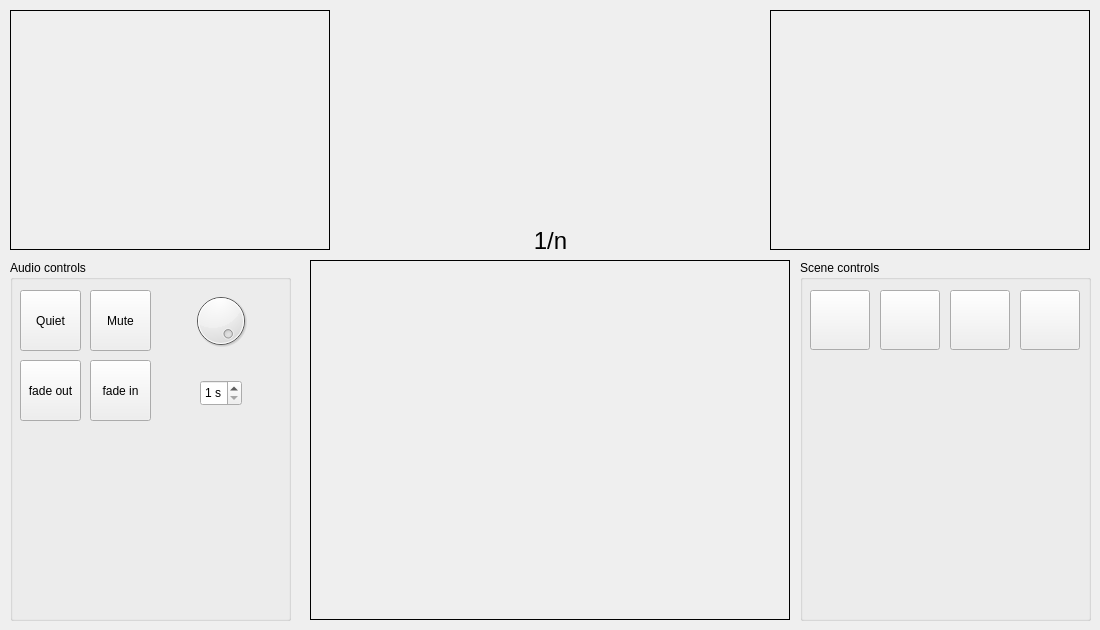
The window that ui_presenterView.ui (dennisgoertz/qhawana) describes before a commit, drawn with Qt 5.
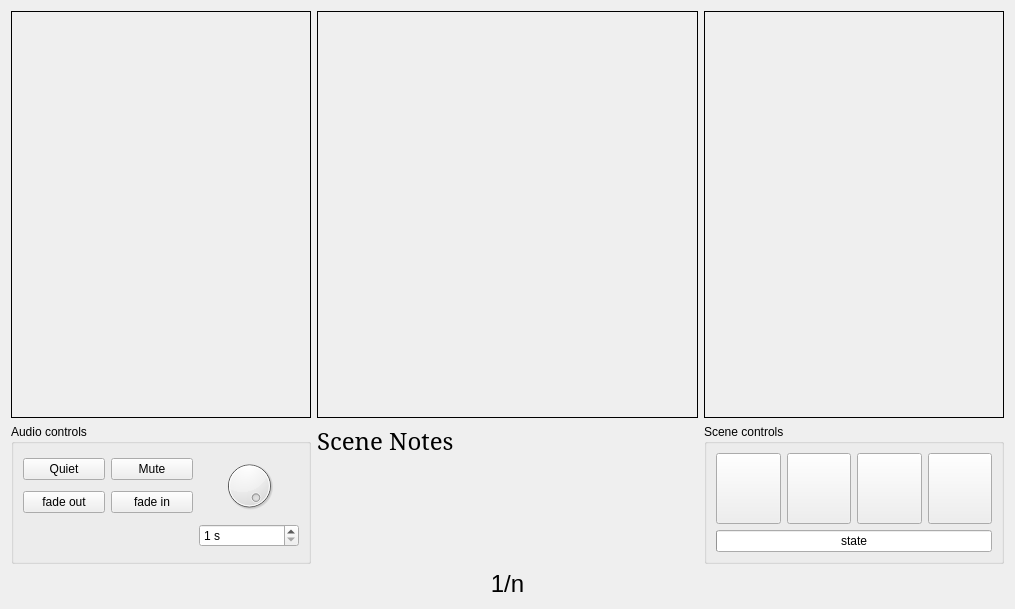
The same window after the commit. Icons and pictures are not drawn.

Commit message: Added display of scene notes in presenter view.

What changed in the file:
```diff
--- a/ui_presenterView.ui
+++ b/ui_presenterView.ui
@@ -6,322 +6,457 @@
    <rect>
     <x>0</x>
     <y>0</y>
-    <width>1100</width>
-    <height>630</height>
+    <width>1015</width>
+    <height>609</height>
    </rect>
   </property>
   <property name="windowTitle">
    <string/>
   </property>
-  <widget class="QLabel" name="label_previousView">
-   <property name="geometry">
-    <rect>
-     <x>10</x>
-     <y>10</y>
-     <width>320</width>
-     <height>240</height>
-    </rect>
-   </property>
-   <property name="frameShape">
-    <enum>QFrame::Shape::Box</enum>
-   </property>
-   <property name="text">
-    <string/>
-   </property>
-   <property name="scaledContents">
-    <bool>false</bool>
-   </property>
-  </widget>
-  <widget class="QLabel" name="label_nextView">
-   <property name="geometry">
-    <rect>
-     <x>770</x>
-     <y>10</y>
-     <width>320</width>
-     <height>240</height>
-    </rect>
-   </property>
-   <property name="frameShape">
-    <enum>QFrame::Shape::Box</enum>
-   </property>
-   <property name="text">
-    <string/>
-   </property>
-   <property name="scaledContents">
-    <bool>false</bool>
-   </property>
-  </widget>
-  <widget class="QLabel" name="label_currentView">
-   <property name="geometry">
-    <rect>
-     <x>310</x>
-     <y>260</y>
-     <width>480</width>
-     <height>360</height>
-    </rect>
-   </property>
-   <property name="frameShape">
-    <enum>QFrame::Shape::Box</enum>
-   </property>
-   <property name="text">
-    <string/>
-   </property>
-   <property name="scaledContents">
-    <bool>false</bool>
-   </property>
-  </widget>
-  <widget class="QLabel" name="label_sceneCounter">
-   <property name="geometry">
-    <rect>
-     <x>340</x>
-     <y>230</y>
-     <width>421</width>
-     <height>21</height>
-    </rect>
-   </property>
-   <property name="font">
-    <font>
-     <pointsize>18</pointsize>
-    </font>
-   </property>
-   <property name="text">
-    <string>1/n</string>
-   </property>
-   <property name="alignment">
-    <set>Qt::AlignmentFlag::AlignCenter</set>
-   </property>
-  </widget>
-  <widget class="QGroupBox" name="groupBox">
-   <property name="geometry">
-    <rect>
-     <x>10</x>
-     <y>260</y>
-     <width>281</width>
-     <height>361</height>
-    </rect>
-   </property>
-   <property name="title">
-    <string>Audio controls</string>
-   </property>
-   <widget class="QPushButton" name="pushButton_audio_quiet">
-    <property name="geometry">
-     <rect>
-      <x>10</x>
-      <y>30</y>
-      <width>61</width>
-      <height>61</height>
-     </rect>
-    </property>
-    <property name="text">
-     <string>Quiet</string>
-    </property>
-    <property name="icon">
-     <iconset theme="QIcon::ThemeIcon::AudioVolumeLow"/>
-    </property>
-    <property name="checkable">
-     <bool>true</bool>
-    </property>
-    <property name="checked">
-     <bool>false</bool>
-    </property>
-   </widget>
-   <widget class="QPushButton" name="pushButton_audio_mute">
-    <property name="geometry">
-     <rect>
-      <x>80</x>
-      <y>30</y>
-      <width>61</width>
-      <height>61</height>
-     </rect>
-    </property>
-    <property name="text">
-     <string>Mute</string>
-    </property>
-    <property name="icon">
-     <iconset theme="QIcon::ThemeIcon::AudioVolumeMuted"/>
-    </property>
-    <property name="checkable">
-     <bool>true</bool>
-    </property>
-    <property name="checked">
-     <bool>false</bool>
-    </property>
-   </widget>
-   <widget class="QDial" name="dial_volume">
-    <property name="geometry">
-     <rect>
-      <x>150</x>
-      <y>30</y>
-      <width>121</width>
-      <height>61</height>
-     </rect>
-    </property>
-    <property name="minimum">
-     <number>1</number>
-    </property>
-    <property name="maximum">
-     <number>100</number>
-    </property>
-    <property name="value">
-     <number>100</number>
-    </property>
-    <property name="tracking">
-     <bool>true</bool>
-    </property>
-    <property name="orientation">
-     <enum>Qt::Orientation::Horizontal</enum>
-    </property>
-    <property name="invertedAppearance">
-     <bool>false</bool>
-    </property>
-    <property name="invertedControls">
-     <bool>false</bool>
-    </property>
-   </widget>
-   <widget class="QPushButton" name="pushButton_audio_fadeOut">
-    <property name="geometry">
-     <rect>
-      <x>10</x>
-      <y>100</y>
-      <width>61</width>
-      <height>61</height>
-     </rect>
-    </property>
-    <property name="text">
-     <string>fade out</string>
-    </property>
-    <property name="checkable">
-     <bool>true</bool>
-    </property>
-    <property name="checked">
-     <bool>false</bool>
-    </property>
-   </widget>
-   <widget class="QPushButton" name="pushButton_audio_fadeIn">
-    <property name="geometry">
-     <rect>
-      <x>80</x>
-      <y>100</y>
-      <width>61</width>
-      <height>61</height>
-     </rect>
-    </property>
-    <property name="text">
-     <string>fade in</string>
-    </property>
-    <property name="checkable">
-     <bool>true</bool>
-    </property>
-    <property name="checked">
-     <bool>false</bool>
-    </property>
-   </widget>
-   <widget class="QSpinBox" name="spinBox_audio_fadeTime">
-    <property name="geometry">
-     <rect>
-      <x>190</x>
-      <y>120</y>
-      <width>42</width>
-      <height>26</height>
-     </rect>
-    </property>
-    <property name="suffix">
-     <string> s</string>
-    </property>
-    <property name="prefix">
-     <string/>
-    </property>
-    <property name="minimum">
-     <number>1</number>
-    </property>
-    <property name="maximum">
-     <number>10</number>
-    </property>
-    <property name="singleStep">
-     <number>1</number>
-    </property>
-    <property name="displayIntegerBase">
-     <number>10</number>
-    </property>
-   </widget>
-  </widget>
-  <widget class="QGroupBox" name="groupBox_2">
-   <property name="geometry">
-    <rect>
-     <x>800</x>
-     <y>260</y>
-     <width>291</width>
-     <height>361</height>
-    </rect>
-   </property>
-   <property name="title">
-    <string>Scene controls</string>
-   </property>
-   <widget class="QPushButton" name="pushButton_pause">
-    <property name="geometry">
-     <rect>
-      <x>150</x>
-      <y>30</y>
-      <width>60</width>
-      <height>60</height>
-     </rect>
-    </property>
-    <property name="text">
-     <string/>
-    </property>
-    <property name="icon">
-     <iconset theme="QIcon::ThemeIcon::MediaPlaybackPause"/>
-    </property>
-   </widget>
-   <widget class="QPushButton" name="pushButton_nextView">
-    <property name="geometry">
-     <rect>
-      <x>220</x>
-      <y>30</y>
-      <width>60</width>
-      <height>60</height>
-     </rect>
-    </property>
-    <property name="text">
-     <string/>
-    </property>
-    <property name="icon">
-     <iconset theme="QIcon::ThemeIcon::MediaSeekForward"/>
-    </property>
-   </widget>
-   <widget class="QPushButton" name="pushButton_previousView">
-    <property name="geometry">
-     <rect>
-      <x>10</x>
-      <y>30</y>
-      <width>60</width>
-      <height>60</height>
-     </rect>
-    </property>
-    <property name="text">
-     <string/>
-    </property>
-    <property name="icon">
-     <iconset theme="QIcon::ThemeIcon::MediaSeekBackward"/>
-    </property>
-   </widget>
-   <widget class="QPushButton" name="pushButton_play">
-    <property name="geometry">
-     <rect>
-      <x>80</x>
-      <y>30</y>
-      <width>60</width>
-      <height>60</height>
-     </rect>
-    </property>
-    <property name="text">
-     <string/>
-    </property>
-    <property name="icon">
-     <iconset theme="QIcon::ThemeIcon::MediaPlaybackStart"/>
-    </property>
-   </widget>
-  </widget>
+  <layout class="QHBoxLayout" name="horizontalLayout">
+   <item>
+    <layout class="QGridLayout" name="gridLayout">
+     <item row="2" column="0">
+      <widget class="QGroupBox" name="groupBox">
+       <property name="sizePolicy">
+        <sizepolicy hsizetype="Fixed" vsizetype="Minimum">
+         <horstretch>0</horstretch>
+         <verstretch>0</verstretch>
+        </sizepolicy>
+       </property>
+       <property name="minimumSize">
+        <size>
+         <width>300</width>
+         <height>140</height>
+        </size>
+       </property>
+       <property name="title">
+        <string>Audio controls</string>
+       </property>
+       <layout class="QGridLayout" name="gridLayout_2">
+        <item row="0" column="1">
+         <widget class="QPushButton" name="pushButton_audio_mute">
+          <property name="text">
+           <string>Mute</string>
+          </property>
+          <property name="icon">
+           <iconset theme="QIcon::ThemeIcon::AudioVolumeMuted"/>
+          </property>
+          <property name="checkable">
+           <bool>true</bool>
+          </property>
+          <property name="checked">
+           <bool>false</bool>
+          </property>
+         </widget>
+        </item>
+        <item row="0" column="0">
+         <widget class="QPushButton" name="pushButton_audio_quiet">
+          <property name="text">
+           <string>Quiet</string>
+          </property>
+          <property name="icon">
+           <iconset theme="QIcon::ThemeIcon::AudioVolumeLow"/>
+          </property>
+          <property name="checkable">
+           <bool>true</bool>
+          </property>
+          <property name="checked">
+           <bool>false</bool>
+          </property>
+         </widget>
+        </item>
+        <item row="2" column="2">
+         <widget class="QSpinBox" name="spinBox_audio_fadeTime">
+          <property name="suffix">
+           <string> s</string>
+          </property>
+          <property name="prefix">
+           <string/>
+          </property>
+          <property name="minimum">
+           <number>1</number>
+          </property>
+          <property name="maximum">
+           <number>10</number>
+          </property>
+          <property name="singleStep">
+           <number>1</number>
+          </property>
+          <property name="displayIntegerBase">
+           <number>10</number>
+          </property>
+         </widget>
+        </item>
+        <item row="1" column="0">
+         <widget class="QPushButton" name="pushButton_audio_fadeOut">
+          <property name="text">
+           <string>fade out</string>
+          </property>
+          <property name="checkable">
+           <bool>true</bool>
+          </property>
+          <property name="checked">
+           <bool>false</bool>
+          </property>
+         </widget>
+        </item>
+        <item row="1" column="1">
+         <widget class="QPushButton" name="pushButton_audio_fadeIn">
+          <property name="text">
+           <string>fade in</string>
+          </property>
+          <property name="checkable">
+           <bool>true</bool>
+          </property>
+          <property name="checked">
+           <bool>false</bool>
+          </property>
+         </widget>
+        </item>
+        <item row="0" column="2" rowspan="2">
+         <widget class="QDial" name="dial_volume">
+          <property name="minimumSize">
+           <size>
+            <width>0</width>
+            <height>0</height>
+           </size>
+          </property>
+          <property name="minimum">
+           <number>1</number>
+          </property>
+          <property name="maximum">
+           <number>100</number>
+          </property>
+          <property name="value">
+           <number>100</number>
+          </property>
+          <property name="tracking">
+           <bool>true</bool>
+          </property>
+          <property name="orientation">
+           <enum>Qt::Orientation::Horizontal</enum>
+          </property>
+          <property name="invertedAppearance">
+           <bool>false</bool>
+          </property>
+          <property name="invertedControls">
+           <bool>false</bool>
+          </property>
+         </widget>
+        </item>
+       </layout>
+      </widget>
+     </item>
+     <item row="1" column="0">
+      <widget class="QLabel" name="label_previousView">
+       <property name="sizePolicy">
+        <sizepolicy hsizetype="Minimum" vsizetype="Expanding">
+         <horstretch>0</horstretch>
+         <verstretch>0</verstretch>
+        </sizepolicy>
+       </property>
+       <property name="minimumSize">
+        <size>
+         <width>150</width>
+         <height>100</height>
+        </size>
+       </property>
+       <property name="frameShape">
+        <enum>QFrame::Shape::Box</enum>
+       </property>
+       <property name="text">
+        <string/>
+       </property>
+       <property name="scaledContents">
+        <bool>false</bool>
+       </property>
+       <property name="alignment">
+        <set>Qt::AlignmentFlag::AlignCenter</set>
+       </property>
+      </widget>
+     </item>
+     <item row="1" column="2">
+      <widget class="QLabel" name="label_nextView">
+       <property name="sizePolicy">
+        <sizepolicy hsizetype="Minimum" vsizetype="Expanding">
+         <horstretch>0</horstretch>
+         <verstretch>0</verstretch>
+        </sizepolicy>
+       </property>
+       <property name="minimumSize">
+        <size>
+         <width>150</width>
+         <height>100</height>
+        </size>
+       </property>
+       <property name="frameShape">
+        <enum>QFrame::Shape::Box</enum>
+       </property>
+       <property name="text">
+        <string/>
+       </property>
+       <property name="scaledContents">
+        <bool>false</bool>
+       </property>
+       <property name="alignment">
+        <set>Qt::AlignmentFlag::AlignCenter</set>
+       </property>
+      </widget>
+     </item>
+     <item row="2" column="2">
+      <widget class="QGroupBox" name="groupBox_2">
+       <property name="sizePolicy">
+        <sizepolicy hsizetype="Fixed" vsizetype="Minimum">
+         <horstretch>0</horstretch>
+         <verstretch>0</verstretch>
+        </sizepolicy>
+       </property>
+       <property name="minimumSize">
+        <size>
+         <width>300</width>
+         <height>140</height>
+        </size>
+       </property>
+       <property name="title">
+        <string>Scene controls</string>
+       </property>
+       <layout class="QGridLayout" name="gridLayout_3">
+        <item row="0" column="0">
+         <widget class="QPushButton" name="pushButton_previousView">
+          <property name="sizePolicy">
+           <sizepolicy hsizetype="Preferred" vsizetype="Preferred">
+            <horstretch>0</horstretch>
+            <verstretch>0</verstretch>
+           </sizepolicy>
+          </property>
+          <property name="minimumSize">
+           <size>
+            <width>30</width>
+            <height>30</height>
+           </size>
+          </property>
+          <property name="maximumSize">
+           <size>
+            <width>100</width>
+            <height>100</height>
+           </size>
+          </property>
+          <property name="baseSize">
+           <size>
+            <width>100</width>
+            <height>100</height>
+           </size>
+          </property>
+          <property name="text">
+           <string/>
+          </property>
+          <property name="icon">
+           <iconset theme="QIcon::ThemeIcon::MediaSeekBackward"/>
+          </property>
+         </widget>
+        </item>
+        <item row="0" column="1">
+         <widget class="QPushButton" name="pushButton_play">
+          <property name="sizePolicy">
+           <sizepolicy hsizetype="Minimum" vsizetype="Minimum">
+            <horstretch>0</horstretch>
+            <verstretch>0</verstretch>
+           </sizepolicy>
+          </property>
+          <property name="minimumSize">
+           <size>
+            <width>30</width>
+            <height>30</height>
+           </size>
+          </property>
+          <property name="maximumSize">
+           <size>
+            <width>100</width>
+            <height>100</height>
+           </size>
+          </property>
+          <property name="baseSize">
+           <size>
+            <width>100</width>
+            <height>100</height>
+           </size>
+          </property>
+          <property name="text">
+           <string/>
+          </property>
+          <property name="icon">
+           <iconset theme="QIcon::ThemeIcon::MediaPlaybackStart"/>
+          </property>
+         </widget>
+        </item>
+        <item row="0" column="2">
+         <widget class="QPushButton" name="pushButton_pause">
+          <property name="sizePolicy">
+           <sizepolicy hsizetype="Preferred" vsizetype="Preferred">
+            <horstretch>0</horstretch>
+            <verstretch>0</verstretch>
+           </sizepolicy>
+          </property>
+          <property name="minimumSize">
+           <size>
+            <width>30</width>
+            <height>30</height>
+           </size>
+          </property>
+          <property name="maximumSize">
+           <size>
+            <width>100</width>
+            <height>100</height>
+           </size>
+          </property>
+          <property name="baseSize">
+           <size>
+            <width>100</width>
+            <height>100</height>
+           </size>
+          </property>
+          <property name="text">
+           <string/>
+          </property>
+          <property name="icon">
+           <iconset theme="QIcon::ThemeIcon::MediaPlaybackPause"/>
+          </property>
+         </widget>
+        </item>
+        <item row="0" column="3">
+         <widget class="QPushButton" name="pushButton_nextView">
+          <property name="sizePolicy">
+           <sizepolicy hsizetype="Preferred" vsizetype="Preferred">
+            <horstretch>0</horstretch>
+            <verstretch>0</verstretch>
+           </sizepolicy>
+          </property>
+          <property name="minimumSize">
+           <size>
+            <width>30</width>
+            <height>30</height>
+           </size>
+          </property>
+          <property name="maximumSize">
+           <size>
+            <width>100</width>
+            <height>100</height>
+           </size>
+          </property>
+          <property name="baseSize">
+           <size>
+            <width>100</width>
+            <height>100</height>
+           </size>
+          </property>
+          <property name="text">
+           <string/>
+          </property>
+          <property name="icon">
+           <iconset theme="QIcon::ThemeIcon::MediaSeekForward"/>
+          </property>
+         </widget>
+        </item>
+        <item row="1" column="0" colspan="4">
+         <widget class="QProgressBar" name="progressBar_state">
+          <property name="enabled">
+           <bool>true</bool>
+          </property>
+          <property name="value">
+           <number>0</number>
+          </property>
+          <property name="textVisible">
+           <bool>true</bool>
+          </property>
+          <property name="format">
+           <string>state</string>
+          </property>
+         </widget>
+        </item>
+       </layout>
+      </widget>
+     </item>
+     <item row="3" column="1">
+      <widget class="QLabel" name="label_sceneCounter">
+       <property name="sizePolicy">
+        <sizepolicy hsizetype="Preferred" vsizetype="Fixed">
+         <horstretch>0</horstretch>
+         <verstretch>0</verstretch>
+        </sizepolicy>
+       </property>
+       <property name="font">
+        <font>
+         <pointsize>18</pointsize>
+        </font>
+       </property>
+       <property name="text">
+        <string>1/n</string>
+       </property>
+       <property name="alignment">
+        <set>Qt::AlignmentFlag::AlignCenter</set>
+       </property>
+      </widget>
+     </item>
+     <item row="1" column="1">
+      <widget class="QLabel" name="label_currentView">
+       <property name="sizePolicy">
+        <sizepolicy hsizetype="Expanding" vsizetype="Expanding">
+         <horstretch>0</horstretch>
+         <verstretch>0</verstretch>
+        </sizepolicy>
+       </property>
+       <property name="minimumSize">
+        <size>
+         <width>200</width>
+         <height>150</height>
+        </size>
+       </property>
+       <property name="maximumSize">
+        <size>
+         <width>16777215</width>
+         <height>16777215</height>
+        </size>
+       </property>
+       <property name="frameShape">
+        <enum>QFrame::Shape::Box</enum>
+       </property>
+       <property name="text">
+        <string/>
+       </property>
+       <property name="scaledContents">
+        <bool>false</bool>
+       </property>
+       <property name="alignment">
+        <set>Qt::AlignmentFlag::AlignCenter</set>
+       </property>
+      </widget>
+     </item>
+     <item row="2" column="1">
+      <widget class="QLabel" name="label_notes">
+       <property name="font">
+        <font>
+         <family>Serif</family>
+         <pointsize>18</pointsize>
+        </font>
+       </property>
+       <property name="text">
+        <string>Scene Notes</string>
+       </property>
+       <property name="alignment">
+        <set>Qt::AlignmentFlag::AlignLeading|Qt::AlignmentFlag::AlignLeft|Qt::AlignmentFlag::AlignTop</set>
+       </property>
+       <property name="wordWrap">
+        <bool>true</bool>
+       </property>
+       <property name="margin">
+        <number>10</number>
+       </property>
+      </widget>
+     </item>
+    </layout>
+   </item>
+  </layout>
  </widget>
  <resources/>
  <connections/>
```
The commit also changes 2 other files.
